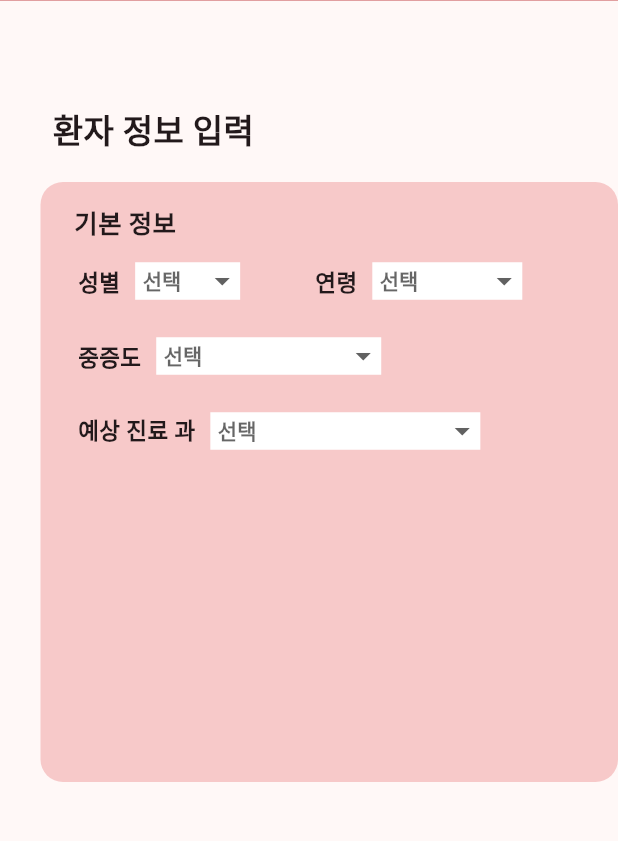
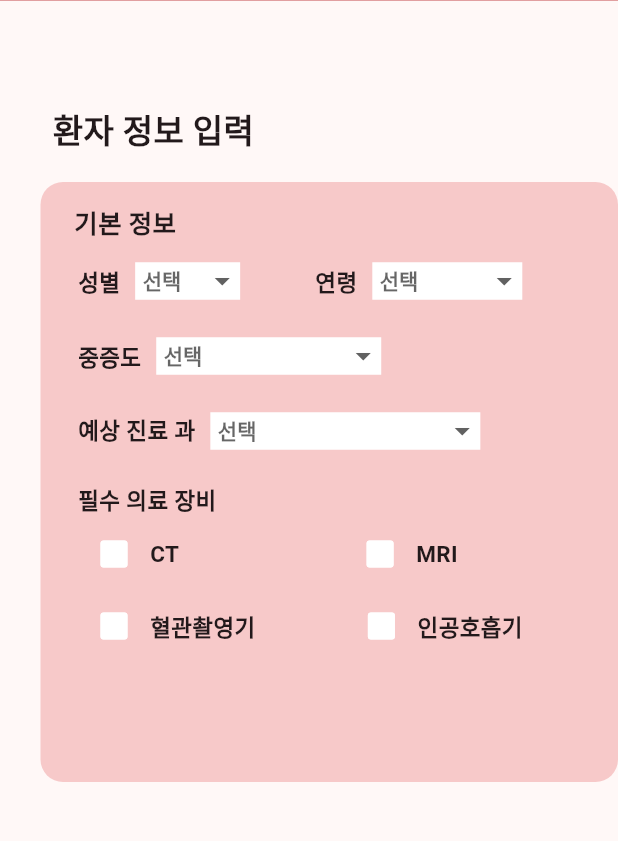
Before and after one commit to imiswest/Browser, a Flutter app: the DataScreen screen opened directly, on a phone screen of 412 x 824 dp, the part 97-938 px from its top. Run offline on Flutter 3.47's test engine with Material 3 defaults, Android fonts, the phone set to English and light mode, and no system bars.

Commit message:
체크박스 UI 다 만듦

```diff
--- a/client/lib/main.dart
+++ b/client/lib/main.dart
@@ -1,5 +1,7 @@
 import 'package:flutter/material.dart';
 import 'package:flutter_browser/screens/first_screen.dart';
+import 'package:flutter_browser/screens/data_screen.dart';
+import 'package:flutter_browser/widgets/custom_checkbox.dart';
 
 void main() {
   runApp(const MyApp());
@@ -18,7 +20,7 @@ class MyApp extends StatelessWidget {
         colorScheme: ColorScheme.fromSeed(seedColor:  Color.fromARGB(255, 253, 194, 204)),
         useMaterial3: true,
       ),
-      home: FirstScreen()
+      home: DataScreen()
     );
   }
 }
--- a/client/lib/screens/data_screen.dart
+++ b/client/lib/screens/data_screen.dart
@@ -1,5 +1,6 @@
 import 'package:flutter/material.dart';
 import 'package:flutter_browser/widgets/custom_appbar.dart';
+import 'package:flutter_browser/widgets/custom_checkbox.dart';
 
 class DataScreen extends StatefulWidget{
   @override
@@ -15,6 +16,11 @@ class _DataScreen extends State<DataScreen> {
   String? _selectedValue3;
   final _valueList4 = ['일반(판단 어려움)', '흉부외과', '내과', '외과', '신경외과','심장내과'];
   String? _selectedValue4;
+
+  bool isChecked_CT = false;
+  bool isChecked_MRI = false;
+  bool isChecked_Vessel = false;
+  bool isChecked_Respirator = false;
 
   @override
   Widget build(BuildContext context) {
@@ -180,7 +186,113 @@ class _DataScreen extends State<DataScreen> {
                         ),
                       ],
                     ),
-                    //추가
+                    //dropdown 버튼 끝
+
+                    //checkbox 시작
+                    Container(//필수 의료 장비
+                      margin: EdgeInsets.only(left: 25, top: 10),
+                      child: Text('필수 의료 장비', style: TextStyle(fontSize: 15, fontWeight: FontWeight.bold)),
+                    ),
+                    Row(
+                      children: [
+                        Padding(padding: EdgeInsets.only(left: 25, top: 10)),
+                        Checkbox(//CT
+                          value: isChecked_CT,
+                          onChanged: (bool? newValue) {
+                            setState(() {
+                              isChecked_CT = newValue!;
+                            });
+                          },
+                          fillColor: MaterialStateProperty.resolveWith<Color>((Set<MaterialState> states) {
+                            if (states.contains(MaterialState.selected)) {
+                              return Color.fromARGB(255, 212, 96, 107); // 체크박스가 선택되었을 때의 색상
+                            }
+                              return Colors.white; // 체크박스가 선택되지 않았을 때의 색상
+                          }),
+                          side: BorderSide(
+                            color: Colors.white,
+                          ),
+                          checkColor: Colors.white,
+                        ),
+                        Text(
+                        'CT', style: TextStyle(fontSize: 15, fontWeight: FontWeight.bold),
+                        ),
+
+                        Padding(padding: EdgeInsets.only(left: 110)),
+                        Checkbox( //MRI
+                          value: isChecked_MRI,
+                          onChanged: (bool? newValue) {
+                            setState(() {
+                              isChecked_MRI = newValue!;
+                            });
+                          },
+                          fillColor: MaterialStateProperty.resolveWith<Color>((Set<MaterialState> states) {
+                            if (states.contains(MaterialState.selected)) {
+                              return Color.fromARGB(255, 212, 96, 107); // 체크박스가 선택되었을 때의 색상
+                            }
+                              return Colors.white; // 체크박스가 선택되지 않았을 때의 색상
+                          }),
+                          side: BorderSide(
+                            color: Colors.white,
+                          ),
+                          checkColor: Colors.white,
+                        ),
+                        Text(
+                        'MRI', style: TextStyle(fontSize: 15, fontWeight: FontWeight.bold),
+                        ),
+                      ],
+                    ),
+                    //체크박스 한줄 끝, 둘째 줄 시작
+                    Row(
+                      children: [
+                        Padding(padding: EdgeInsets.only(left: 25, top: 10)),
+                        Checkbox(//혈관촬영기
+                          value: isChecked_Vessel,
+                          onChanged: (bool? newValue) {
+                            setState(() {
+                              isChecked_Vessel = newValue!;
+                            });
+                          },
+                          fillColor: MaterialStateProperty.resolveWith<Color>((Set<MaterialState> states) {
+                            if (states.contains(MaterialState.selected)) {
+                              return Color.fromARGB(255, 212, 96, 107); // 체크박스가 선택되었을 때의 색상
+                            }
+                              return Colors.white; // 체크박스가 선택되지 않았을 때의 색상
+                          }),
+                          side: BorderSide(
+                            color: Colors.white,
+                          ),
+                          checkColor: Colors.white,
+                        ),
+                        Text(
+                        '혈관촬영기', style: TextStyle(fontSize: 15, fontWeight: FontWeight.bold),
+                        ),
+
+                        Padding(padding: EdgeInsets.only(left: 60)),
+                        Checkbox( //인공호흡기
+                          value: isChecked_Respirator,
+                          onChanged: (bool? newValue) {
+                            setState(() {
+                              isChecked_Respirator = newValue!;
+                            });
+                          },
+                          fillColor: MaterialStateProperty.resolveWith<Color>((Set<MaterialState> states) {
+                            if (states.contains(MaterialState.selected)) {
+                              return Color.fromARGB(255, 212, 96, 107); // 체크박스가 선택되었을 때의 색상
+                            }
+                              return Colors.white; // 체크박스가 선택되지 않았을 때의 색상
+                          }),
+                          side: BorderSide(
+                            color: Colors.white,
+                          ),
+                          checkColor: Colors.white,
+                        ),
+                        Text(
+                        '인공호흡기', style: TextStyle(fontSize: 15, fontWeight: FontWeight.bold),
+                        ),
+                      ],
+                    ),
+                    //체크박스 한줄 끝
                   ],
                 )
             )
```
Also changed, not shown: client/lib/widgets/custom_checkbox.dart (added, +41 -0 lines).
